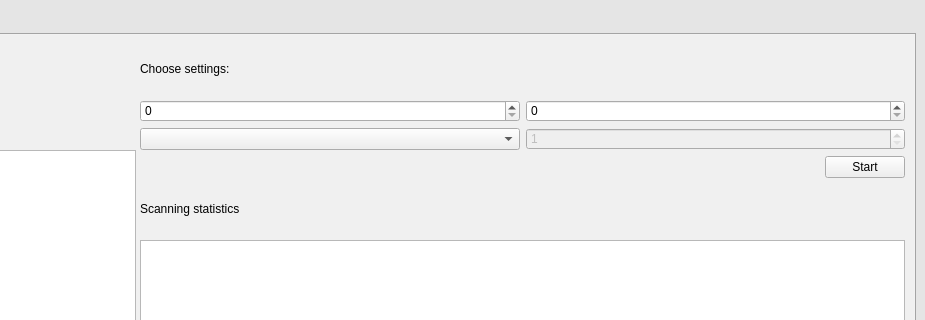
The window that src/mainwindow.ui (romanyshyn-natalia/Word_prediction_system_based_on_n-Gram) describes before a commit, drawn with Qt 5; both pictures show x 275 to 1200 and y 0 to 320 of the 1200 by 800 pixel window.
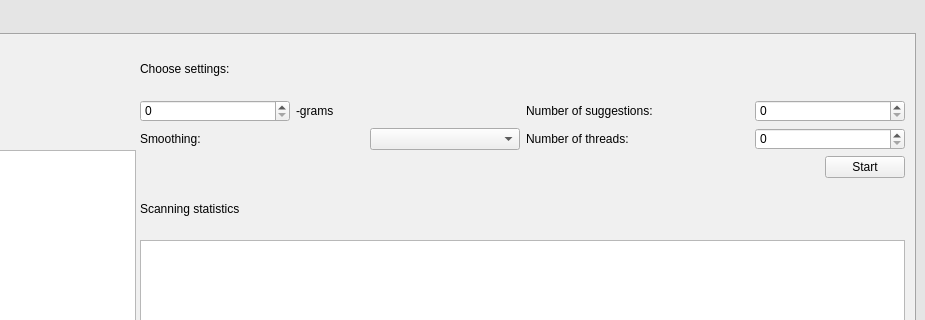
The same window after the commit. The open tabs and pages were chosen to show the change.

What changed in the file:
```diff
--- a/src/mainwindow.ui
+++ b/src/mainwindow.ui
@@ -225,17 +225,76 @@
             <item>
              <layout class="QHBoxLayout" name="horizontalLayout_5">
               <item>
-               <widget class="QSpinBox" name="spinBox_2"/>
+               <widget class="QSpinBox" name="gramBox">
+                <property name="maximumSize">
+                 <size>
+                  <width>150</width>
+                  <height>16777215</height>
+                 </size>
+                </property>
+               </widget>
               </item>
               <item>
-               <widget class="QSpinBox" name="spinBox_3"/>
+               <widget class="QLabel" name="label_5">
+                <property name="minimumSize">
+                 <size>
+                  <width>10</width>
+                  <height>0</height>
+                 </size>
+                </property>
+                <property name="maximumSize">
+                 <size>
+                  <width>250</width>
+                  <height>16777215</height>
+                 </size>
+                </property>
+                <property name="text">
+                 <string>-grams</string>
+                </property>
+               </widget>
+              </item>
+              <item>
+               <widget class="QLabel" name="label_6">
+                <property name="maximumSize">
+                 <size>
+                  <width>350</width>
+                  <height>16777215</height>
+                 </size>
+                </property>
+                <property name="text">
+                 <string>Number of suggestions:</string>
+                </property>
+               </widget>
+              </item>
+              <item>
+               <widget class="QSpinBox" name="wordsBox">
+                <property name="maximumSize">
+                 <size>
+                  <width>150</width>
+                  <height>16777215</height>
+                 </size>
+                </property>
+               </widget>
               </item>
              </layout>
             </item>
             <item>
              <layout class="QHBoxLayout" name="horizontalLayout_2">
               <item>
-               <widget class="QComboBox" name="comboBox">
+               <widget class="QLabel" name="label_7">
+                <property name="maximumSize">
+                 <size>
+                  <width>250</width>
+                  <height>16777215</height>
+                 </size>
+                </property>
+                <property name="text">
+                 <string>Smoothing:</string>
+                </property>
+               </widget>
+              </item>
+              <item>
+               <widget class="QComboBox" name="smoothingBox">
                 <property name="sizePolicy">
                  <sizepolicy hsizetype="MinimumExpanding" vsizetype="Fixed">
                   <horstretch>0</horstretch>
@@ -244,10 +303,16 @@
                 </property>
                 <property name="minimumSize">
                  <size>
-                  <width>20</width>
+                  <width>100</width>
                   <height>0</height>
                  </size>
                 </property>
+                <property name="maximumSize">
+                 <size>
+                  <width>150</width>
+                  <height>16777215</height>
+                 </size>
+                </property>
                 <property name="currentIndex">
                  <number>-1</number>
                 </property>
@@ -257,30 +322,31 @@
                </widget>
               </item>
               <item>
-               <widget class="QSpinBox" name="spinBox">
-                <property name="enabled">
-                 <bool>false</bool>
+               <widget class="QLabel" name="label_8">
+                <property name="maximumSize">
+                 <size>
+                  <width>350</width>
+                  <height>16777215</height>
+                 </size>
                 </property>
-                <property name="sizePolicy">
-                 <sizepolicy hsizetype="MinimumExpanding" vsizetype="Fixed">
-                  <horstretch>0</horstretch>
-                  <verstretch>0</verstretch>
-                 </sizepolicy>
+                <property name="text">
+                 <string>Number of threads: </string>
                 </property>
+               </widget>
+              </item>
+              <item>
+               <widget class="QSpinBox" name="threadBox">
                 <property name="minimumSize">
                  <size>
-                  <width>20</width>
+                  <width>150</width>
                   <height>0</height>
                  </size>
                 </property>
-                <property name="cursor">
-                 <cursorShape>ForbiddenCursor</cursorShape>
-                </property>
-                <property name="minimum">
-                 <number>1</number>
-                </property>
-                <property name="maximum">
-                 <number>16</number>
+                <property name="maximumSize">
+                 <size>
+                  <width>150</width>
+                  <height>16777215</height>
+                 </size>
                 </property>
                </widget>
               </item>
```
Left out of the diff: 49 changed lines with no effect on the pictures.
